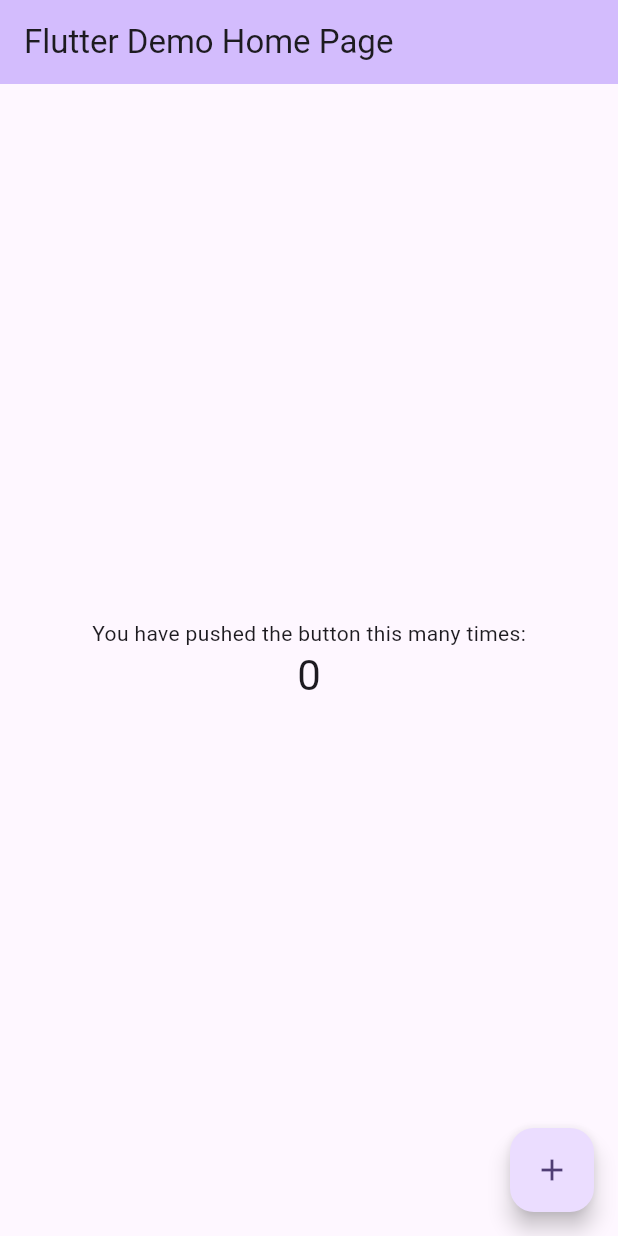
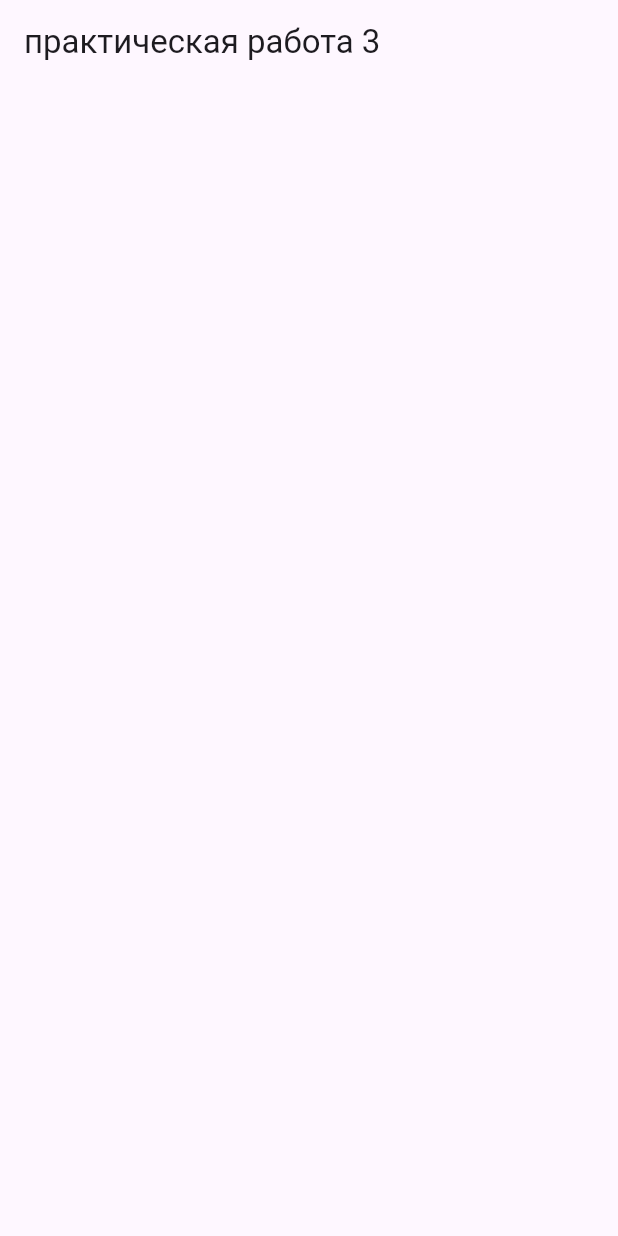
Before and after one commit to Watch-dog-s/flutter_pr3, a Flutter app: the screen it shows after launch, on a phone screen of 412 x 824 dp. Run offline on Flutter 3.47's test engine with Material 3 defaults, Android fonts, the phone set to English and light mode, and no system bars.

Commit message:
Сделал главный экран

```diff
--- a/lib/main.dart
+++ b/lib/main.dart
@@ -11,61 +11,27 @@ class MyApp extends StatelessWidget {
   @override
   Widget build(BuildContext context) {
     return MaterialApp(
-      title: 'Flutter Demo',
+      title: 'практическая работа 3',
       theme: ThemeData(
         // This is the theme of your application.
         colorScheme: ColorScheme.fromSeed(seedColor: Colors.deepPurple),
       ),
-      home: const MyHomePage(title: 'Flutter Demo Home Page'),
+      home: HomeProfileUserPage(title: 'практическая работа 3'),
     );
   }
 }
 
-class MyHomePage extends StatefulWidget {
-  const MyHomePage({super.key, required this.title});
 
-  // This widget is the home page of your application. It is stateful
 
+
+class HomeProfileUserPage extends StatelessWidget{
   final String title;
-
-  @override
-  State<MyHomePage> createState() => _MyHomePageState();
-}
-
-class _MyHomePageState extends State<MyHomePage> {
-  int _counter = 0;
-
-  void _incrementCounter() {
-    setState(() {
-      _counter++;
-    });
-  }
+  const HomeProfileUserPage({super.key, required this.title});
 
   @override
   Widget build(BuildContext context) {
     return Scaffold(
-      appBar: AppBar(
-        backgroundColor: Theme.of(context).colorScheme.inversePrimary,
-
-        title: Text(widget.title),
-      ),
-      body: Center(
-        child: Column(
-          mainAxisAlignment: MainAxisAlignment.center,
-          children: <Widget>[
-            const Text('You have pushed the button this many times:'),
-            Text(
-              '$_counter',
-              style: Theme.of(context).textTheme.headlineMedium,
-            ),
-          ],
-        ),
-      ),
-      floatingActionButton: FloatingActionButton(
-        onPressed: _incrementCounter,
-        tooltip: 'Increment',
-        child: const Icon(Icons.add),
-      ),
+      appBar: AppBar(title: Text(title))
     );
   }
 }
```
